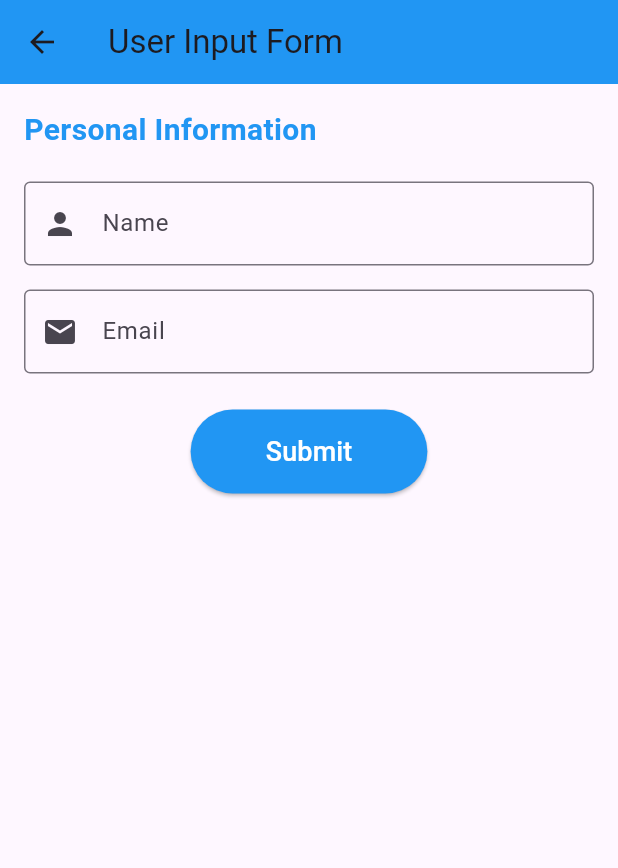
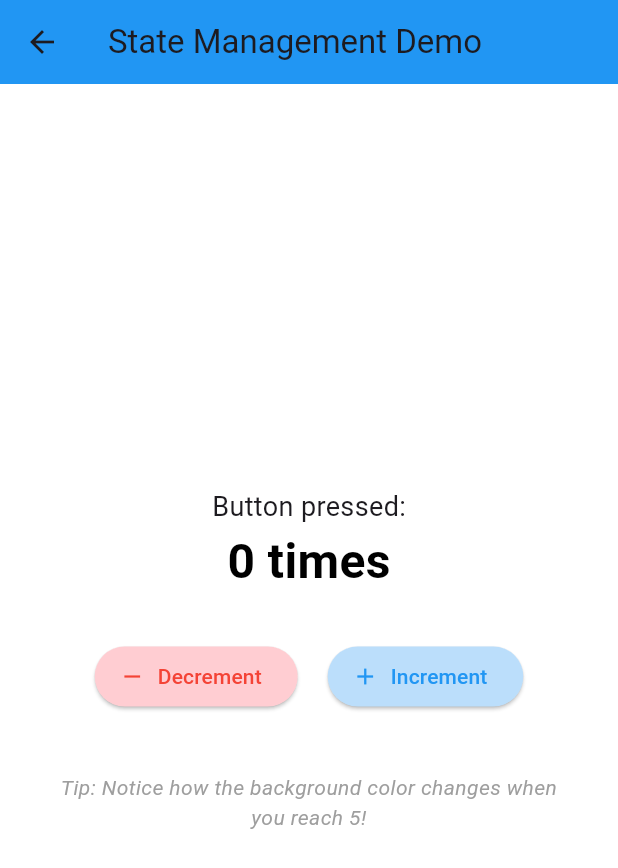
Before and after one commit to saiabishekpriyan/Hostel-hub-flutter-project, a Flutter app: the screen it shows after launch, on a phone screen of 412 x 824 dp. Shown: the top 868 px of the screen. Run offline on Flutter 3.47's test engine with Material 3 defaults, Android fonts, the light colour scheme and no system bars; our stand-ins replace cloud_firestore, firebase_auth, firebase_core; accounts and stored records are empty.

Commit message:
feat: implement state management demo with setState and conditional UI

```diff
--- a/student_hub/lib/main.dart
+++ b/student_hub/lib/main.dart
@@ -3,6 +3,7 @@ import 'package:firebase_core/firebase_core.dart';
 import 'screens/home_screen.dart';
 import 'screens/second_screen.dart';
 import 'screens/user_input_form.dart';
+import 'screens/state_management_demo.dart';
 import 'firebase_options.dart';
 
 void main() async {
@@ -24,11 +25,12 @@ class MyApp extends StatelessWidget {
         useMaterial3: true,
         primarySwatch: Colors.blue,
       ),
-      initialRoute: '/user-form',
+      initialRoute: '/state-demo',
       routes: {
         '/': (context) => HomeScreen(),
         '/second': (context) => SecondScreen(),
         '/user-form': (context) => const UserInputForm(),
+        '/state-demo': (context) => const StateManagementDemo(),
       },
     );
   }
--- /dev/null
+++ b/student_hub/lib/screens/state_management_demo.dart
@@ -0,0 +1,108 @@
+import 'package:flutter/material.dart';
+
+class StateManagementDemo extends StatefulWidget {
+  const StateManagementDemo({super.key});
+
+  @override
+  State<StateManagementDemo> createState() => _StateManagementDemoState();
+}
+
+class _StateManagementDemoState extends State<StateManagementDemo> {
+  int _counter = 0;
+
+  void _incrementCounter() {
+    setState(() {
+      _counter++;
+    });
+  }
+
+  void _decrementCounter() {
+    setState(() {
+      if (_counter > 0) {
+        _counter--;
+      }
+    });
+  }
+
+  @override
+  Widget build(BuildContext context) {
+    // Threshold logic: Green background if count >= 5
+    Color backgroundColor = _counter >= 5 ? Colors.greenAccent : Colors.white;
+
+    return Scaffold(
+      appBar: AppBar(
+        title: const Text('State Management Demo'),
+        backgroundColor: Colors.blue,
+      ),
+      body: AnimatedContainer(
+        duration: const Duration(milliseconds: 500),
+        color: backgroundColor,
+        child: Center(
+          child: Column(
+            mainAxisAlignment: MainAxisAlignment.center,
+            children: [
+              const Text(
+                'Button pressed:',
+                style: TextStyle(fontSize: 18),
+              ),
+              Text(
+                '$_counter times',
+                style: TextStyle(
+                  fontSize: 32,
+                  fontWeight: FontWeight.bold,
+                  color: _counter >= 5 ? Colors.green.shade900 : Colors.black,
+                ),
+              ),
+              const SizedBox(height: 30),
+              if (_counter >= 5)
+                const Padding(
+                  padding: EdgeInsets.only(bottom: 20.0),
+                  child: Text(
+                    '🎉 Goal Reached!',
+                    style: TextStyle(
+                      fontSize: 20,
+                      fontWeight: FontWeight.bold,
+                      color: Colors.green,
+                    ),
+                  ),
+                ),
+              Row(
+                mainAxisAlignment: MainAxisAlignment.center,
+                children: [
+                   ElevatedButton.icon(
+                    onPressed: _decrementCounter,
+                    icon: const Icon(Icons.remove),
+                    label: const Text('Decrement'),
+                    style: ElevatedButton.styleFrom(
+                      backgroundColor: Colors.red.shade100,
+                      foregroundColor: Colors.red,
+                    ),
+                  ),
+                  const SizedBox(width: 20),
+                  ElevatedButton.icon(
+                    onPressed: _incrementCounter,
+                    icon: const Icon(Icons.add),
+                    label: const Text('Increment'),
+                    style: ElevatedButton.styleFrom(
+                      backgroundColor: Colors.blue.shade100,
+                      foregroundColor: Colors.blue,
+                    ),
+                  ),
+                ],
+              ),
+              const SizedBox(height: 40),
+              const Padding(
+                padding: EdgeInsets.symmetric(horizontal: 40.0),
+                child: Text(
+                  'Tip: Notice how the background color changes when you reach 5!',
+                  textAlign: TextAlign.center,
+                  style: TextStyle(fontStyle: FontStyle.italic, color: Colors.grey),
+                ),
+              ),
+            ],
+          ),
+        ),
+      ),
+    );
+  }
+}
```
Also changed, not shown: 1 other file.
